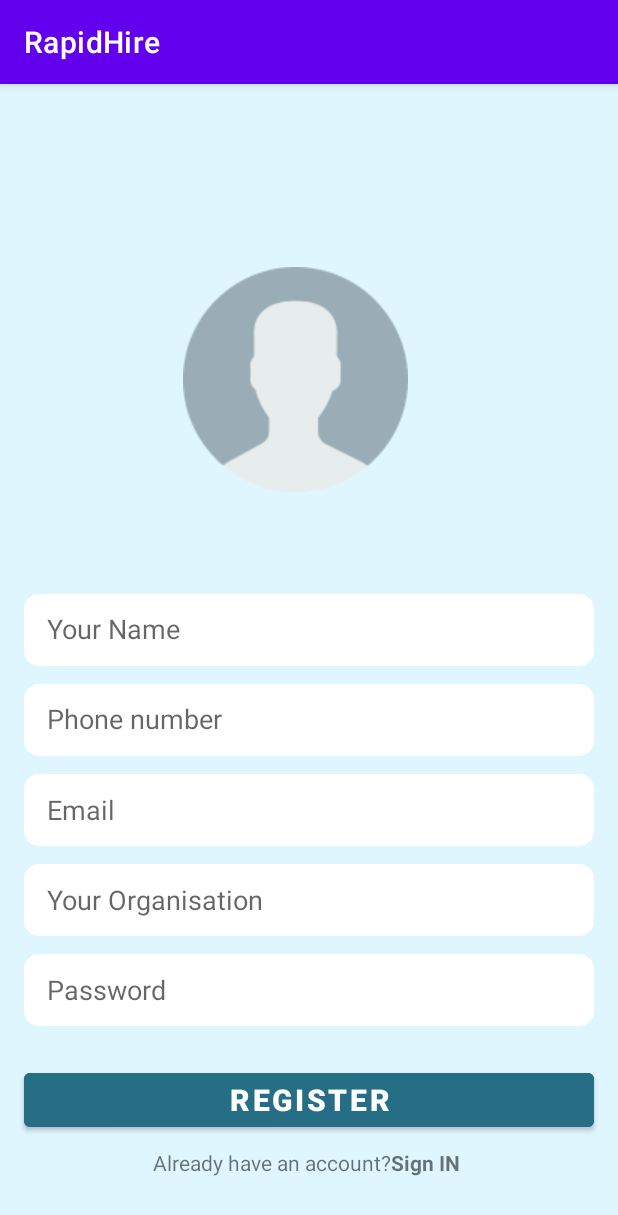
After one commit to DSC-JSS-NOIDA/RapidHire, an Android app: the fragment RegisterFragmentAdmin shown on its own in the app's theme, on a phone screen of 412 x 824 dp. The commit adds this screen. Shown: the top 1215 px of the screen. Run offline under Robolectric (Android 15) with nearby library versions, the phone set to English and light mode, and no system bars.

Commit message:
Issue8: UI for Admin Registration Added

```diff
--- /dev/null
+++ b/app/src/main/java/com/example/rapidhire/fragments/RegisterFragmentAdmin.kt
@@ -0,0 +1,32 @@
+package com.example.rapidhire.fragments
+
+import android.os.Bundle
+import androidx.fragment.app.Fragment
+import android.view.LayoutInflater
+import android.view.View
+import android.view.ViewGroup
+import android.widget.TextView
+import androidx.navigation.fragment.findNavController
+import com.example.rapidhire.R
+
+
+class RegisterFragmentAdmin : Fragment() {
+
+    override fun onCreate(savedInstanceState: Bundle?) {
+        super.onCreate(savedInstanceState)
+    }
+
+    override fun onCreateView(
+        inflater: LayoutInflater, container: ViewGroup?,
+        savedInstanceState: Bundle?
+    ): View? {
+
+        val view = inflater.inflate(R.layout.fragment_register_admin, container, false)
+        val tvLogin = view.findViewById<TextView>(R.id.tv_signin)
+        tvLogin.setOnClickListener {
+//            Navigate from "fragment_register_admin" layout to "fragment_login" layout
+        }
+
+        return view
+    }
+}
--- /dev/null
+++ b/app/src/main/res/drawable/register_input.xml
@@ -0,0 +1,16 @@
+<?xml version="1.0" encoding="utf-8"?>
+<selector xmlns:android="http://schemas.android.com/apk/res/android">
+    <item android:state_enabled="true" android:state_focused="true">
+        <shape android:shape="rectangle">
+            <solid android:color="@color/white"/>
+            <corners android:radius="10dp"/>
+        </shape>
+    </item>
+
+    <item android:state_enabled="true">
+        <shape android:shape="rectangle">
+            <solid android:color="@color/white"/>
+            <corners android:radius="10dp"/>
+        </shape>
+    </item>
+</selector>
--- /dev/null
+++ b/app/src/main/res/layout/fragment_register_admin.xml
@@ -0,0 +1,149 @@
+<?xml version="1.0" encoding="utf-8"?>
+<FrameLayout xmlns:android="http://schemas.android.com/apk/res/android"
+    xmlns:tools="http://schemas.android.com/tools"
+    android:layout_width="match_parent"
+    android:layout_height="match_parent"
+    android:background="@color/light_grey"
+    xmlns:app="http://schemas.android.com/apk/res-auto"
+    tools:context=".fragments.RegisterFragmentAdmin">
+
+    <LinearLayout
+        android:layout_margin="122dp"
+        android:layout_width="match_parent"
+        android:layout_height="wrap_content"
+        android:layout_gravity="top">
+
+        <ImageView
+            android:id="@+id/imageView"
+            android:layout_width="wrap_content"
+            android:layout_height="wrap_content"
+            android:src="@drawable/userimage" />
+
+    </LinearLayout>
+
+    <LinearLayout
+        android:layout_width="match_parent"
+        android:layout_height="wrap_content"
+        android:layout_gravity="center_vertical"
+        android:layout_marginHorizontal="16dp"
+        android:layout_marginTop="100dp"
+        android:orientation="vertical">
+
+        <EditText
+            android:id="@+id/registerUsername"
+            android:layout_width="match_parent"
+            android:layout_height="48dp"
+            android:height="48dp"
+            android:background="@drawable/register_input"
+            android:ems="10"
+            android:hint="Your Name"
+            android:includeFontPadding="false"
+            android:paddingHorizontal="15dp" />
+
+        <EditText
+            android:id="@+id/registerPhone"
+            android:layout_width="match_parent"
+            android:layout_height="48dp"
+            android:layout_marginTop="12dp"
+            android:height="48dp"
+            android:background="@drawable/register_input"
+            android:ems="10"
+            android:hint="Phone number"
+            android:includeFontPadding="false"
+            android:inputType="number"
+            android:paddingHorizontal="15dp" />
+
+        <EditText
+            android:id="@+id/registerEmail"
+            android:layout_width="match_parent"
+            android:layout_height="48dp"
+            android:layout_marginTop="12dp"
+            android:height="48dp"
+            android:background="@drawable/register_input"
+            android:ems="10"
+            android:hint="Email"
+            android:inputType="textEmailAddress"
+            android:paddingHorizontal="15dp" />
+
+        <EditText
+            android:id="@+id/registerOrganisation"
+            android:layout_width="match_parent"
+            android:layout_height="48dp"
+            android:layout_marginTop="12dp"
+            android:height="48dp"
+            android:background="@drawable/register_input"
+            android:ems="10"
+            android:hint="Your Organisation"
+            android:paddingHorizontal="15dp" />
+
+        <EditText
+            android:id="@+id/registerPassword"
+            android:layout_width="match_parent"
+            android:layout_height="48dp"
+            android:layout_marginTop="12dp"
+            android:background="@drawable/register_input"
+            android:ems="10"
+            android:hint="Password"
+            android:inputType="textPassword"
+            android:paddingHorizontal="15dp" />
+
+    </LinearLayout>
+
+    <LinearLayout
+        android:layout_width="match_parent"
+        android:layout_height="wrap_content"
+        android:layout_gravity="bottom"
+        android:layout_marginBottom="40dp"
+        android:orientation="vertical">
+
+        <Button
+            android:id="@+id/btn_register"
+            android:layout_width="match_parent"
+            android:layout_height="48dp"
+            android:layout_marginStart="16dp"
+            android:layout_marginTop="30dp"
+            android:layout_marginEnd="16dp"
+            android:layout_marginBottom="5dp"
+            android:gravity="center"
+            android:backgroundTint="@color/blue_grey"
+            android:text="Register"
+            android:textSize="20sp"
+            android:textStyle="bold"
+            app:layout_constraintEnd_toEndOf="parent"
+            app:layout_constraintStart_toStartOf="parent" />
+
+        <LinearLayout
+            android:id="@+id/No_Account_Register"
+            android:layout_width="match_parent"
+            android:layout_height="wrap_content"
+            android:gravity="center"
+            android:orientation="horizontal">
+
+            <TextView
+                android:id="@+id/tv_Account_register"
+                android:layout_width="wrap_content"
+                android:layout_height="wrap_content"
+                android:layout_gravity="center"
+                android:layout_marginTop="2dp"
+                android:text="Already have an account?" />
+
+            <TextView
+                android:id="@+id/tv_signin"
+                android:layout_width="wrap_content"
+                android:layout_height="wrap_content"
+                android:layout_gravity="center"
+                android:layout_marginTop="2dp"
+                android:text="Sign IN "
+                android:textStyle="bold" />
+        </LinearLayout>
+
+    </LinearLayout>
+
+    <com.google.android.material.textfield.TextInputLayout
+        android:layout_width="match_parent"
+        android:layout_height="wrap_content">
+
+    </com.google.android.material.textfield.TextInputLayout>
+
+
+</FrameLayout>
--- a/app/src/main/res/values/colors.xml
+++ b/app/src/main/res/values/colors.xml
@@ -7,5 +7,6 @@
     <color name="teal_700">#FF018786</color>
     <color name="black">#FF000000</color>
     <color name="white">#FFFFFFFF</color>
-
+    <color name="light_grey">#FFDFF6FF</color>
+    <color name="blue_grey">#FF266E85</color>
 </resources>
```
Also changed, not shown: app/src/debug/user_image-playstore.png (added), app/src/main/res/drawable/userimage.png (added).
